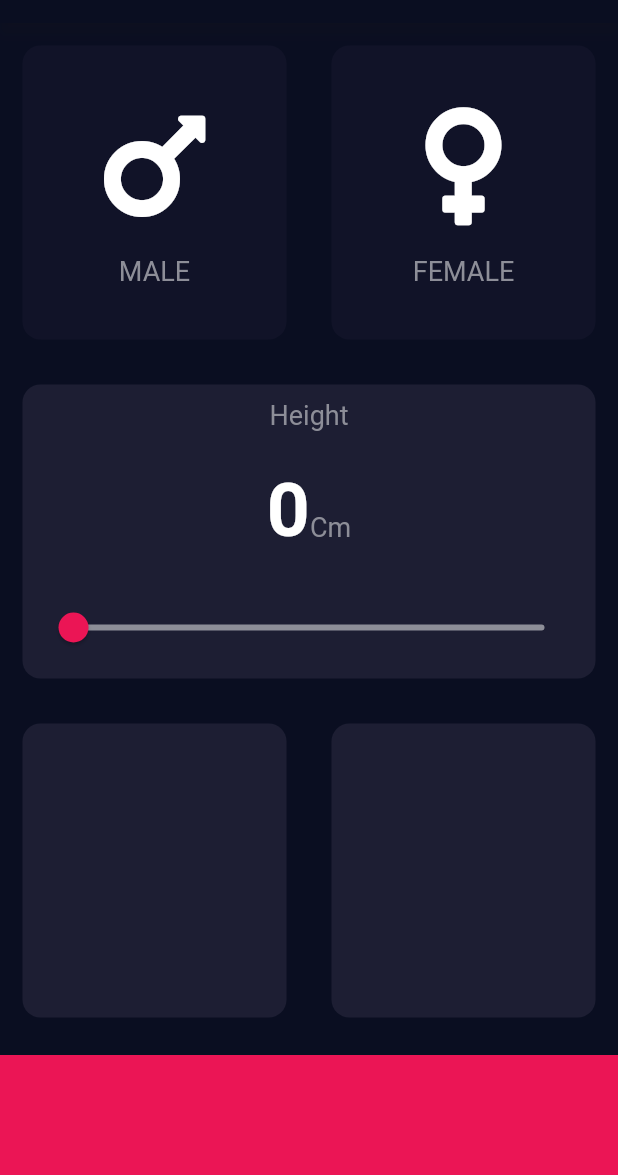
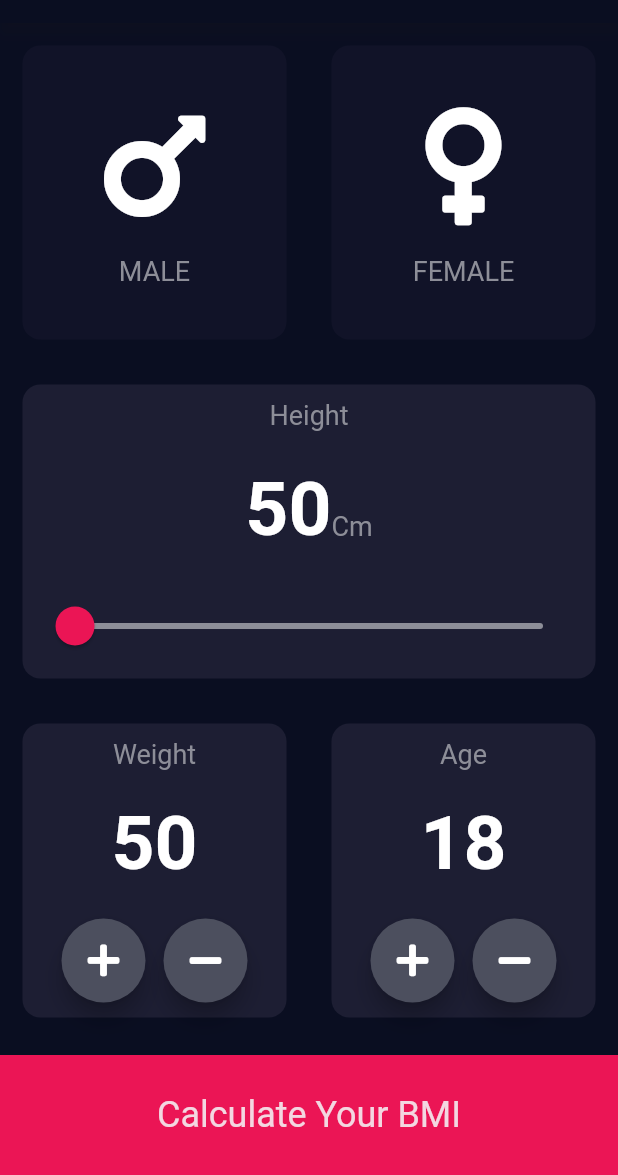
Before and after one commit to Bilas-Halder/BMI-Calculator, a Flutter app: the screen it shows after launch, on a phone screen of 412 x 824 dp, the part 61-1236 px from its top. Run offline on Flutter 3.47's test engine with Material 2 defaults, Android fonts, the phone set to English and light mode, and no system bars; our stand-ins replace font_awesome_flutter.

Commit message:
1st Page Design Done

```diff
--- a/lib/input_page.dart
+++ b/lib/input_page.dart
@@ -15,7 +15,9 @@ class _InputPageState extends State<InputPage> {
 
   Color maleCardColor = inActiveCardColor;
   Color femaleCardColor = inActiveCardColor;
-  double height = 0;
+  double height = 50;
+  int weight = 50;
+  int age = 18;
 
   @override
   Widget build(BuildContext context) {
@@ -98,18 +100,27 @@ class _InputPageState extends State<InputPage> {
                                 ),
                               ],
                             ),
-                            Slider(
+                            SliderTheme(
+                              data: SliderTheme.of(context).copyWith(
+                                  thumbColor: Color(0xFFEB1555),
+                                  activeTrackColor: Color(0xD0FFFFFF),
+                                  overlayColor: Color(0x29EB1555),
+                                  thumbShape: RoundSliderThumbShape(
+                                      enabledThumbRadius: 13),
+                                  overlayShape: RoundSliderOverlayShape(
+                                      overlayRadius: 25)),
+                              child: Slider(
                                 value: height,
-                              min: 0,
+                                min: 50,
                                 max: 300,
                                 label: '${height.round()}',
-                              activeColor: Color(0xFFEB1555),
                                 inactiveColor: Color(0xFF8D8E98),
                                 onChanged: (double value) {
                                   setState(() {
                                     height = value;
                                   });
                                 },
+                              ),
                             )
                           ],
                         ),
@@ -124,9 +135,89 @@ class _InputPageState extends State<InputPage> {
                   children: [
                     ReusableCard(
                       color: cardColor,
+                      child: Padding(
+                        padding: const EdgeInsets.all(10.0),
+                        child: Column(
+                          mainAxisAlignment: MainAxisAlignment.spaceBetween,
+                          children: [
+                            Text(
+                              'Weight',
+                              style: customLabelStyle,
+                            ),
+                            Text(
+                              '${weight.round()}',
+                              style: customNumberStyle,
+                            ),
+                            Row(
+                              mainAxisAlignment: MainAxisAlignment.center,
+                              children: [
+                                RoundIconButton(
+                                  icon: FontAwesomeIcons.plus,
+                                  onPressed: (){
+                                    setState(() {
+                                      weight+=1;
+                                    });
+                                  },
+                                ),
+                                SizedBox(
+                                  width: 12,
+                                ),
+                                RoundIconButton(
+                                  icon: FontAwesomeIcons.minus,
+                                  onPressed: (){
+                                    setState(() {
+                                      weight-=1;
+                                    });
+                                  },
+                                ),
+                              ],
+                            ),
+                          ],
+                        ),
+                      ),
                     ),
                     ReusableCard(
                       color: cardColor,
+                      child: Padding(
+                        padding: const EdgeInsets.all(10.0),
+                        child: Column(
+                          mainAxisAlignment: MainAxisAlignment.spaceBetween,
+                          children: [
+                            Text(
+                              'Age',
+                              style: customLabelStyle,
+                            ),
+                            Text(
+                              '${age.round()}',
+                              style: customNumberStyle,
+                            ),
+                            Row(
+                              mainAxisAlignment: MainAxisAlignment.center,
+                              children: [
+                                RoundIconButton(
+                                  icon: FontAwesomeIcons.plus,
+                                  onPressed: (){
+                                    setState(() {
+                                      age+=1;
+                                    });
+                                  },
+                                ),
+                                SizedBox(
+                                  width: 12,
+                                ),
+                                RoundIconButton(
+                                  icon: FontAwesomeIcons.minus,
+                                  onPressed: (){
+                                    setState(() {
+                                      age-=1;
+                                    });
+                                  },
+                                ),
+                              ],
+                            ),
+                          ],
+                        ),
+                      ),
                     ),
                   ],
                 ),
@@ -136,6 +227,15 @@ class _InputPageState extends State<InputPage> {
                 margin: EdgeInsets.only(top: 10),
                 width: double.infinity,
                 height: bottomHeight,
+                child: Center(
+                  child: Text(
+                    'Calculate Your BMI',
+                    style: TextStyle(
+                      color: Color(0xFFF3D7E1),
+                      fontSize: 24
+                    ),
+                  ),
+                ),
               )
             ],
           ),
@@ -144,3 +244,22 @@ class _InputPageState extends State<InputPage> {
     );
   }
 }
+
+class RoundIconButton extends StatelessWidget {
+  final IconData icon;
+  final VoidCallback onPressed;
+  RoundIconButton({this.icon, this.onPressed});
+  @override
+  Widget build(BuildContext context) {
+    return RawMaterialButton(
+      child: Icon(icon),
+      onPressed: () {
+        if (this.onPressed != null) onPressed();
+      },
+      constraints: BoxConstraints.tightFor(width: 56.0, height: 56.0),
+      shape: CircleBorder(),
+      fillColor: Color(0xff4c4f5e),
+      elevation: 6.0,
+    );
+  }
+}
```
Lines whose indentation alone changed are shown as unchanged.
